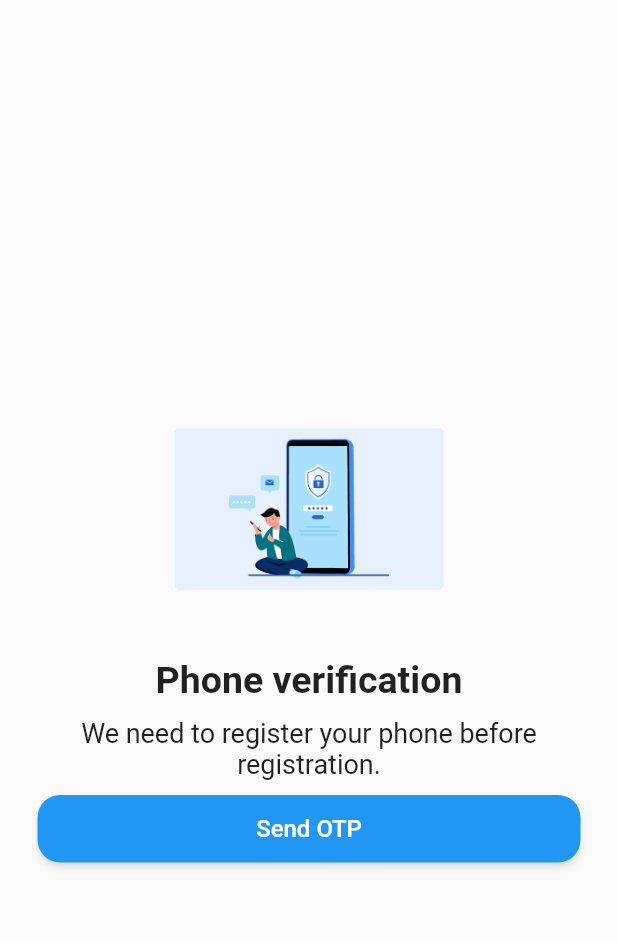
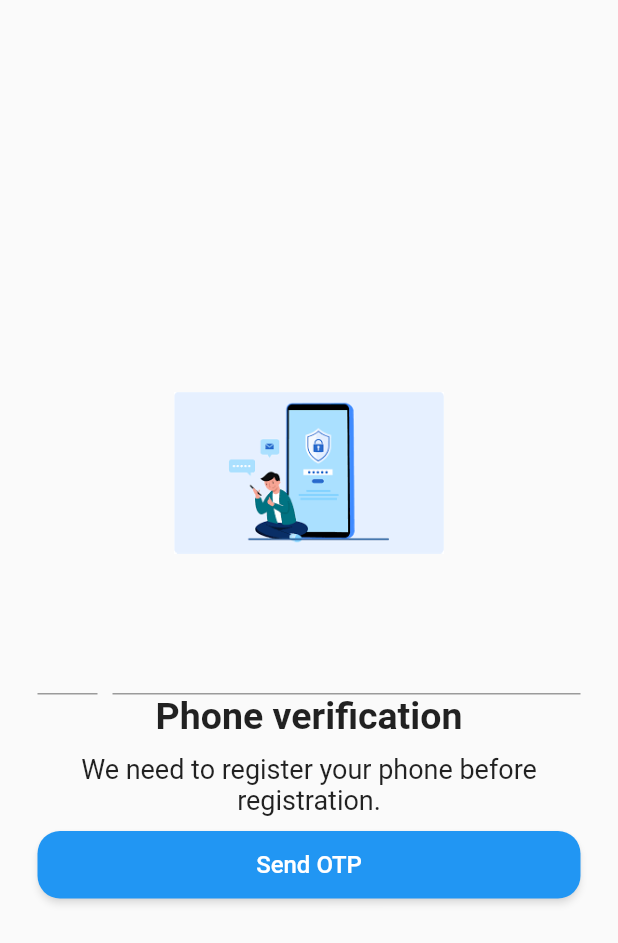
Before and after one commit to kirtijangid/Phone_Auth, a Flutter app: the screen it shows after launch, on a phone screen of 412 x 824 dp. Shown: the top 943 px of the screen. Run offline on Flutter 3.47's test engine with Material 2 defaults, Android fonts, the phone set to English and light mode, and no system bars.

Commit message:
adding row widget with 2 textfields

```diff
--- a/lib/pg1_phone.dart
+++ b/lib/pg1_phone.dart
@@ -17,10 +17,30 @@ class _PhonePage1State extends State<PhonePage1> {
         child: Column(
           mainAxisAlignment: MainAxisAlignment.center,
           children: [
-            Image.asset('assets/auth_otp.png',
-            width: 180,
-            height: 180,),
-            SizedBox(height: 10,),
+            Image.asset(
+              'assets/auth_otp.png',
+              width: 180,
+              height: 180,
+            ),
+            SizedBox(
+              height: 10,
+            ),
+            Container(
+            child: Row(
+              children: [
+                SizedBox(
+                  width: 40,
+                  child: TextField(),
+                ),
+                SizedBox(width: 10,),
+                Expanded(
+
+                  child: TextField(),
+                )
+
+              ],
+            ),
+            ),
             Text(
               'Phone verification',
               style: TextStyle(
@@ -38,14 +58,18 @@ class _PhonePage1State extends State<PhonePage1> {
               ),
               textAlign: TextAlign.center,
             ),
-            SizedBox(height: 10,),
+            SizedBox(
+              height: 10,
+            ),
             SizedBox(
               height: 45,
               width: double.infinity,
               child: ElevatedButton(
                 onPressed: () {},
-                child: Text('Send OTP',
-                style: TextStyle(fontSize: 16),),
+                child: Text(
+                  'Send OTP',
+                  style: TextStyle(fontSize: 16),
+                ),
                 style: ElevatedButton.styleFrom(
                   shape: RoundedRectangleBorder(
                       borderRadius: BorderRadius.circular(15)),
```
